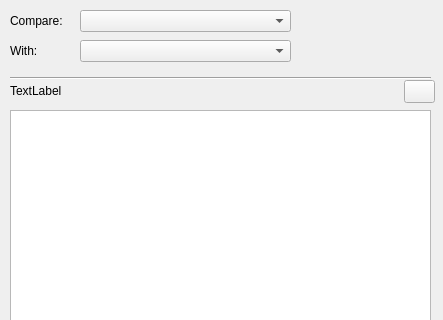
Above: qad_dimstyle_diff.ui from geosim/QAD before the change; both pictures show x 0 to 443 and y 0 to 320 of the 443 by 526 pixel window. Below: the same form after it.
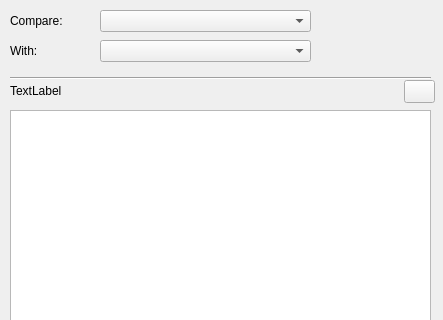
That is the form after the change. Icons and pictures are not drawn.

Commit message: dimstyle error

Patch:
```diff
--- a/qad_dimstyle_diff.ui
+++ b/qad_dimstyle_diff.ui
@@ -10,6 +10,18 @@
     <height>526</height>
    </rect>
   </property>
+  <property name="minimumSize">
+   <size>
+    <width>443</width>
+    <height>526</height>
+   </size>
+  </property>
+  <property name="maximumSize">
+   <size>
+    <width>443</width>
+    <height>526</height>
+   </size>
+  </property>
   <property name="windowTitle">
    <string>QAD - Compare dimension styles</string>
   </property>
@@ -18,7 +30,7 @@
     <rect>
      <x>10</x>
      <y>10</y>
-     <width>71</width>
+     <width>81</width>
      <height>21</height>
     </rect>
    </property>
@@ -31,7 +43,7 @@
     <rect>
      <x>10</x>
      <y>40</y>
-     <width>71</width>
+     <width>81</width>
      <height>21</height>
     </rect>
    </property>
@@ -42,7 +54,7 @@
   <widget class="QComboBox" name="dimStyle1">
    <property name="geometry">
     <rect>
-     <x>80</x>
+     <x>100</x>
      <y>10</y>
      <width>211</width>
      <height>22</height>
@@ -55,7 +67,7 @@
   <widget class="QComboBox" name="dimStyle2">
    <property name="geometry">
     <rect>
-     <x>80</x>
+     <x>100</x>
      <y>40</y>
      <width>211</width>
      <height>22</height>
@@ -83,7 +95,7 @@
     <rect>
      <x>10</x>
      <y>80</y>
-     <width>321</width>
+     <width>381</width>
      <height>21</height>
     </rect>
    </property>
```
The commit also changes 24 other files.
